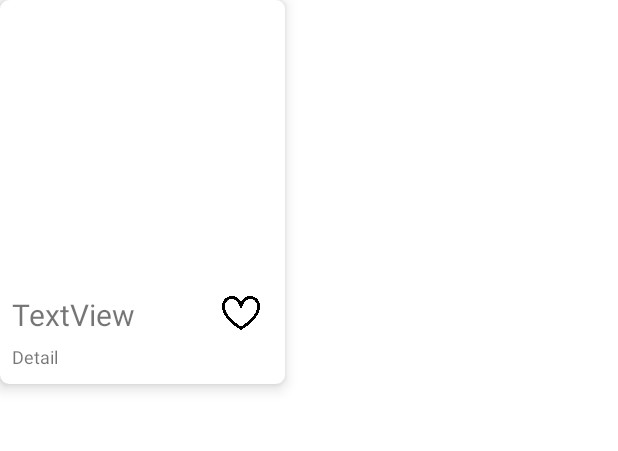
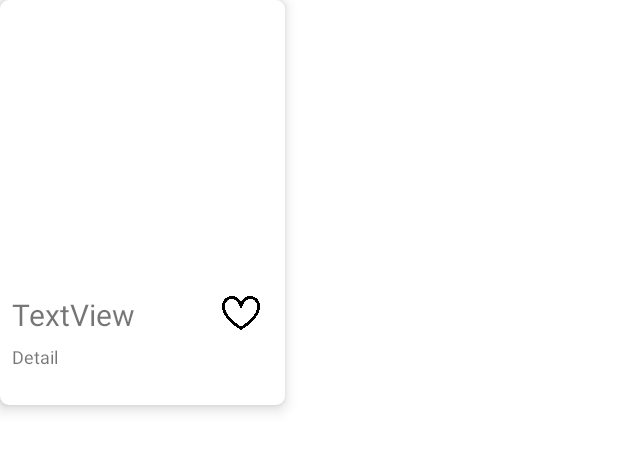
Before and after one commit to huu-thien/dut-moblie-android-Funiture-Shop, an Android app: the layout product_item.xml on its own in the app's theme, with its tools: preview values and no code run, on a phone screen of 412 x 824 dp. Shown: the top 451 px of the screen. Run offline under Robolectric (Android 15) with nearby library versions, the light colour scheme and no system bars.

Commit message:
fix layout

```diff
--- a/app/src/main/res/layout/product_item.xml
+++ b/app/src/main/res/layout/product_item.xml
@@ -3,39 +3,40 @@
     android:layout_width="match_parent"
     android:layout_height="match_parent"
     xmlns:app="http://schemas.android.com/apk/res-auto">
+
     <androidx.cardview.widget.CardView
-        android:layout_height="wrap_content"
         android:layout_width="wrap_content"
+        android:layout_height="270dp"
         android:orientation="vertical"
         app:cardCornerRadius="6dp"
-        app:cardElevation="6dp"
-        android:layout_marginBottom="6dp">
+        app:cardElevation="6dp">
+
         <LinearLayout
+            android:layout_width="match_parent"
             android:layout_height="match_parent"
-            android:layout_width="match_parent"
-            android:orientation="vertical"
-            android:layout_marginRight="12dp"
             android:layout_marginLeft="8dp"
             android:layout_marginTop="8dp"
-            >
-                <ImageView
-                    android:layout_marginTop="8dp"
-                    android:id="@+id/image_url"
-                    android:layout_width="170dp"
-                    android:layout_height="170dp"
-                    android:adjustViewBounds = "true"
-                     />
+            android:layout_marginRight="12dp"
+            android:orientation="vertical">
+
+            <ImageView
+                android:id="@+id/image_url"
+                android:layout_width="170dp"
+                android:layout_height="170dp"
+                android:layout_marginTop="8dp"
+                android:adjustViewBounds="true" />
 
 
             <RelativeLayout
                 android:layout_width="match_parent"
                 android:layout_height="wrap_content">
+
                 <TextView
                     android:id="@+id/tv_name"
                     android:layout_width="140dp"
                     android:layout_height="wrap_content"
+                    android:layout_marginTop="10dp"
                     android:text="TextView"
-                    android:layout_marginTop="10dp"
                     android:textSize="20sp" />
 
                 <ImageView
@@ -50,13 +51,13 @@
 
             <TextView
                 android:id="@+id/tv_detail"
+                android:layout_width="match_parent"
+                android:layout_height="wrap_content"
                 android:layout_marginTop="6dp"
                 android:layout_marginBottom="10dp"
-                android:layout_width="match_parent"
-                android:layout_height="wrap_content"
                 android:text="Detail"
                 android:textSize="12sp" />
 
         </LinearLayout>
-</androidx.cardview.widget.CardView>
+    </androidx.cardview.widget.CardView>
 </androidx.constraintlayout.widget.ConstraintLayout>
```
